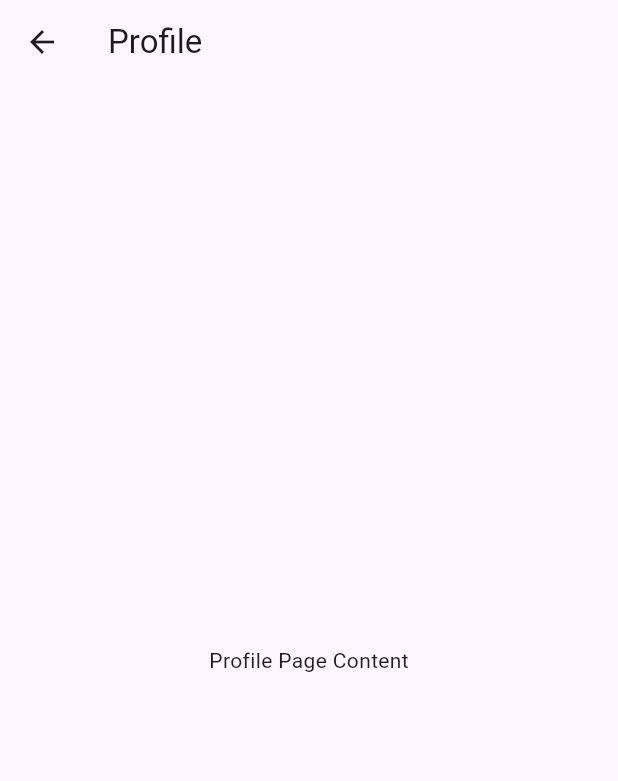
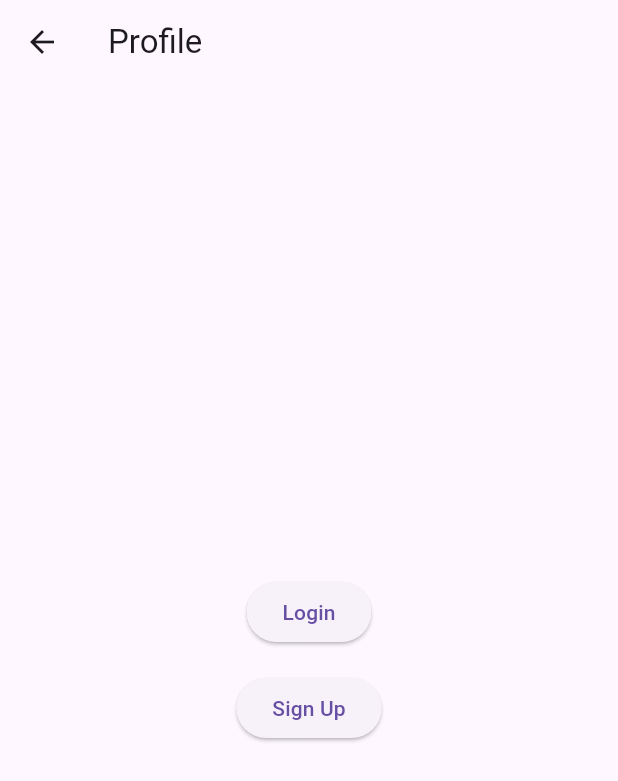
Before and after one commit to GRUMPY-TUCKER/augmentrix, a Flutter app: the ProfilePage screen opened directly, on a phone screen of 412 x 824 dp. Shown: the top 781 px of the screen. Run offline on Flutter 3.47's test engine with Material 3 defaults, Android fonts, the light colour scheme and no system bars.

Commit message:
updated profile file

```diff
--- a/lib/screens/profile_page.dart
+++ b/lib/screens/profile_page.dart
@@ -1,10 +1,37 @@
-// Profile Page
+// Profile Page Implementation
 class ProfilePage extends StatelessWidget {
   @override
   Widget build(BuildContext context) {
     return Scaffold(
-      appBar: AppBar(title: Text("Profile")),
-      body: Center(child: Text("Profile Page Content")),
+      appBar: AppBar(
+        title: Text('Profile'),
+      ),
+      body: Center(
+        child: Column(
+          mainAxisAlignment: MainAxisAlignment.center,
+          children: [
+            ElevatedButton(
+              onPressed: () {
+                Navigator.push(
+                  context,
+                  MaterialPageRoute(builder: (context) => LoginPage()),
+                );
+              },
+              child: Text('Login'),
+            ),
+            SizedBox(height: 16),
+            ElevatedButton(
+              onPressed: () {
+                Navigator.push(
+                  context,
+                  MaterialPageRoute(builder: (context) => SignupPage()),
+                );
+              },
+              child: Text('Sign Up'),
+            ),
+          ],
+        ),
+      ),
     );
   }
 }
```
